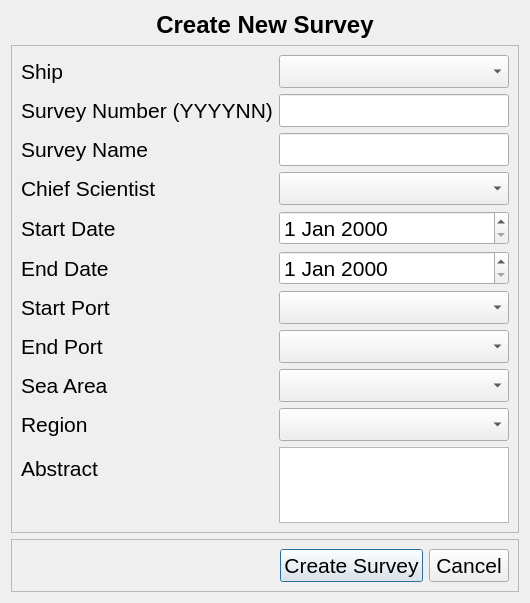
Qt form ui/NewSurveyDlg.ui (guyuhong/CLAMS) before a commit.
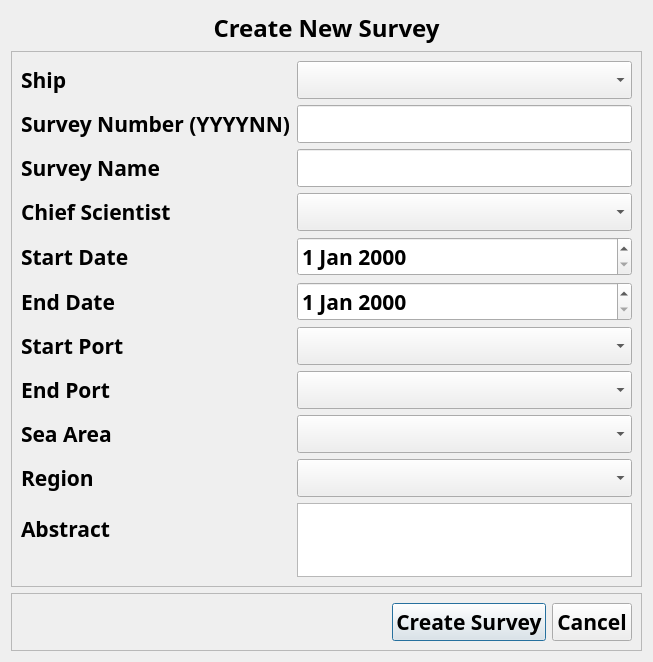
The same form after that commit.

Commit message: Updated admindlg, selectactivesurveydlg, newSurveyDlg, clamsbase2functions, and codendstatusdlg

What changed in the file:
```diff
--- a/ui/NewSurveyDlg.ui
+++ b/ui/NewSurveyDlg.ui
@@ -6,8 +6,8 @@
    <rect>
     <x>0</x>
     <y>0</y>
-    <width>530</width>
-    <height>603</height>
+    <width>653</width>
+    <height>662</height>
    </rect>
   </property>
   <property name="windowTitle">
@@ -18,6 +18,7 @@
     <widget class="QLabel" name="label_12">
      <property name="font">
       <font>
+       <family>Arial Black</family>
        <pointsize>18</pointsize>
        <weight>75</weight>
        <bold>true</bold>
@@ -35,7 +36,10 @@
     <widget class="QFrame" name="frame_2">
      <property name="font">
       <font>
+       <family>Arial Black</family>
        <pointsize>16</pointsize>
+       <weight>75</weight>
+       <bold>true</bold>
       </font>
      </property>
      <property name="frameShape">
@@ -52,7 +56,10 @@
        <widget class="QLabel" name="label">
         <property name="font">
          <font>
+          <family>Arial Black</family>
           <pointsize>16</pointsize>
+          <weight>75</weight>
+          <bold>true</bold>
          </font>
         </property>
         <property name="text">
@@ -64,7 +71,10 @@
        <widget class="QComboBox" name="cbShip">
         <property name="font">
          <font>
+          <family>Arial Black</family>
           <pointsize>16</pointsize>
+          <weight>75</weight>
+          <bold>true</bold>
          </font>
         </property>
        </widget>
@@ -73,7 +83,10 @@
        <widget class="QLabel" name="label_10">
         <property name="font">
          <font>
+          <family>Arial Black</family>
           <pointsize>16</pointsize>
+          <weight>75</weight>
+          <bold>true</bold>
          </font>
         </property>
         <property name="text">
@@ -85,7 +98,10 @@
        <widget class="QLineEdit" name="surveyNumEdit">
         <property name="font">
          <font>
+          <family>Arial Black</family>
           <pointsize>16</pointsize>
+          <weight>75</weight>
+          <bold>true</bold>
          </font>
         </property>
         <property name="toolTip">
@@ -97,7 +113,10 @@
        <widget class="QLabel" name="label_2">
         <property name="font">
          <font>
+          <family>Arial Black</family>
           <pointsize>16</pointsize>
+          <weight>75</weight>
+          <bold>true</bold>
          </font>
         </property>
         <property name="text">
@@ -109,7 +128,10 @@
        <widget class="QLineEdit" name="surveyNameEdit">
         <property name="font">
          <font>
+          <family>Arial Black</family>
           <pointsize>16</pointsize>
+          <weight>75</weight>
+          <bold>true</bold>
          </font>
         </property>
        </widget>
@@ -118,7 +140,10 @@
        <widget class="QLabel" name="label_9">
         <property name="font">
          <font>
+          <family>Arial Black</family>
           <pointsize>16</pointsize>
+          <weight>75</weight>
+          <bold>true</bold>
          </font>
         </property>
         <property name="text">
@@ -130,7 +155,10 @@
        <widget class="QLabel" name="label_3">
         <property name="font">
          <font>
+          <family>Arial Black</family>
           <pointsize>16</pointsize>
+          <weight>75</weight>
+          <bold>true</bold>
          </font>
         </property>
         <property name="text">
@@ -142,7 +170,10 @@
        <widget class="QDateEdit" name="startDateEdit">
         <property name="font">
          <font>
+          <family>Arial Black</family>
           <pointsize>16</pointsize>
+          <weight>75</weight>
+          <bold>true</bold>
          </font>
         </property>
        </widget>
@@ -151,7 +182,10 @@
        <widget class="QLabel" name="label_4">
         <property name="font">
          <font>
+          <family>Arial Black</family>
           <pointsize>16</pointsize>
+          <weight>75</weight>
+          <bold>true</bold>
          </font>
         </property>
         <property name="text">
@@ -163,7 +197,10 @@
        <widget class="QDateEdit" name="endDateEdit">
         <property name="font">
          <font>
+          <family>Arial Black</family>
           <pointsize>16</pointsize>
+          <weight>75</weight>
+          <bold>true</bold>
          </font>
         </property>
        </widget>
@@ -172,7 +209,10 @@
        <widget class="QLabel" name="label_5">
         <property name="font">
          <font>
+          <family>Arial Black</family>
           <pointsize>16</pointsize>
+          <weight>75</weight>
+          <bold>true</bold>
          </font>
         </property>
         <property name="text">
@@ -184,7 +224,10 @@
        <widget class="QLabel" name="label_6">
         <property name="font">
          <font>
+          <family>Arial Black</family>
           <pointsize>16</pointsize>
+          <weight>75</weight>
+          <bold>true</bold>
          </font>
         </property>
         <property name="text">
@@ -196,7 +239,10 @@
        <widget class="QLabel" name="label_8">
         <property name="font">
          <font>
+          <family>Arial Black</family>
           <pointsize>16</pointsize>
+          <weight>75</weight>
+          <bold>true</bold>
          </font>
         </property>
         <property name="text">
@@ -208,7 +254,10 @@
        <widget class="QComboBox" name="cbSeaArea">
         <property name="font">
          <font>
+          <family>Arial Black</family>
           <pointsize>16</pointsize>
+          <weight>75</weight>
+          <bold>true</bold>
          </font>
         </property>
         <property name="toolTip">
@@ -220,7 +269,10 @@
        <widget class="QLabel" name="label_7">
         <property name="font">
          <font>
+          <family>Arial Black</family>
           <pointsize>16</pointsize>
+          <weight>75</weight>
+          <bold>true</bold>
          </font>
         </property>
         <property name="text">
@@ -232,7 +284,10 @@
        <widget class="QComboBox" name="cbRegion">
         <property name="font">
          <font>
+          <family>Arial Black</family>
           <pointsize>16</pointsize>
+          <weight>75</weight>
+          <bold>true</bold>
          </font>
         </property>
         <property name="toolTip">
@@ -244,7 +299,10 @@
        <widget class="QLabel" name="label_11">
         <property name="font">
          <font>
+          <family>Arial Black</family>
           <pointsize>16</pointsize>
+          <weight>75</weight>
+          <bold>true</bold>
          </font>
         </property>
         <property name="text">
@@ -256,19 +314,28 @@
        <widget class="QPlainTextEdit" name="abstractEdit">
         <property name="font">
          <font>
-          <pointsize>16</pointsize>
+          <family>Arial Black</family>
+          <pointsize>12</pointsize>
+          <weight>75</weight>
+          <bold>true</bold>
          </font>
         </property>
         <property name="toolTip">
          <string>&lt;html&gt;&lt;head/&gt;&lt;body&gt;&lt;p&gt;The description of the survey. This is used as the survey description in the metadata export. Often it is completed post survey.&lt;/p&gt;&lt;/body&gt;&lt;/html&gt;</string>
         </property>
+        <property name="plainText">
+         <string/>
+        </property>
        </widget>
       </item>
       <item row="5" column="1">
        <widget class="QComboBox" name="cbChiefSci">
         <property name="font">
          <font>
+          <family>Arial Black</family>
           <pointsize>16</pointsize>
+          <weight>75</weight>
+          <bold>true</bold>
          </font>
         </property>
        </widget>
@@ -277,7 +344,10 @@
        <widget class="QComboBox" name="cbEndPort">
         <property name="font">
          <font>
+          <family>Arial Black</family>
           <pointsize>16</pointsize>
+          <weight>75</weight>
+          <bold>true</bold>
          </font>
         </property>
        </widget>
@@ -286,7 +356,10 @@
        <widget class="QComboBox" name="cbStartPort">
         <property name="font">
          <font>
+          <family>Arial Black</family>
           <pointsize>16</pointsize>
+          <weight>75</weight>
+          <bold>true</bold>
          </font>
         </property>
        </widget>
@@ -298,7 +371,10 @@
     <spacer name="verticalSpacer">
      <property name="font">
       <font>
+       <family>Arial Black</family>
        <pointsize>16</pointsize>
+       <weight>75</weight>
+       <bold>true</bold>
       </font>
      </property>
      <property name="orientation">
@@ -316,7 +392,10 @@
     <widget class="QFrame" name="frame">
      <property name="font">
       <font>
+       <family>Arial Black</family>
        <pointsize>16</pointsize>
+       <weight>75</weight>
+       <bold>true</bold>
       </font>
      </property>
      <property name="frameShape">
@@ -330,7 +409,10 @@
        <spacer name="horizontalSpacer">
         <property name="font">
          <font>
+          <family>Arial Black</family>
           <pointsize>16</pointsize>
+          <weight>75</weight>
+          <bold>true</bold>
          </font>
         </property>
         <property name="orientation">
@@ -348,7 +430,10 @@
        <widget class="QPushButton" name="createBtn">
         <property name="font">
          <font>
+          <family>Arial Black</family>
           <pointsize>16</pointsize>
+          <weight>75</weight>
+          <bold>true</bold>
          </font>
         </property>
         <property name="text">
@@ -360,7 +445,10 @@
        <widget class="QPushButton" name="cancelBtn">
         <property name="font">
          <font>
+          <family>Arial Black</family>
           <pointsize>16</pointsize>
+          <weight>75</weight>
+          <bold>true</bold>
          </font>
         </property>
         <property name="text">
```
The commit also changes 16 other files.
